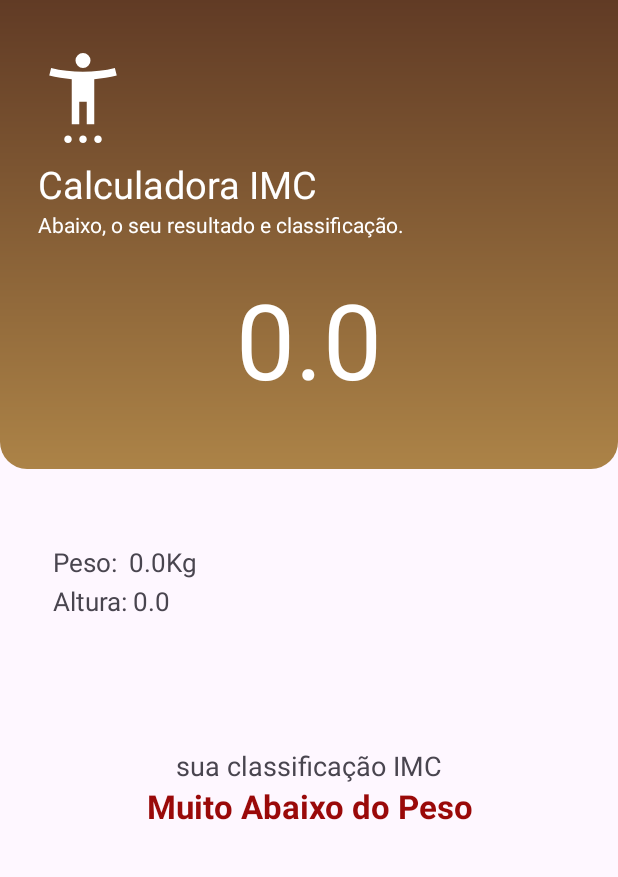
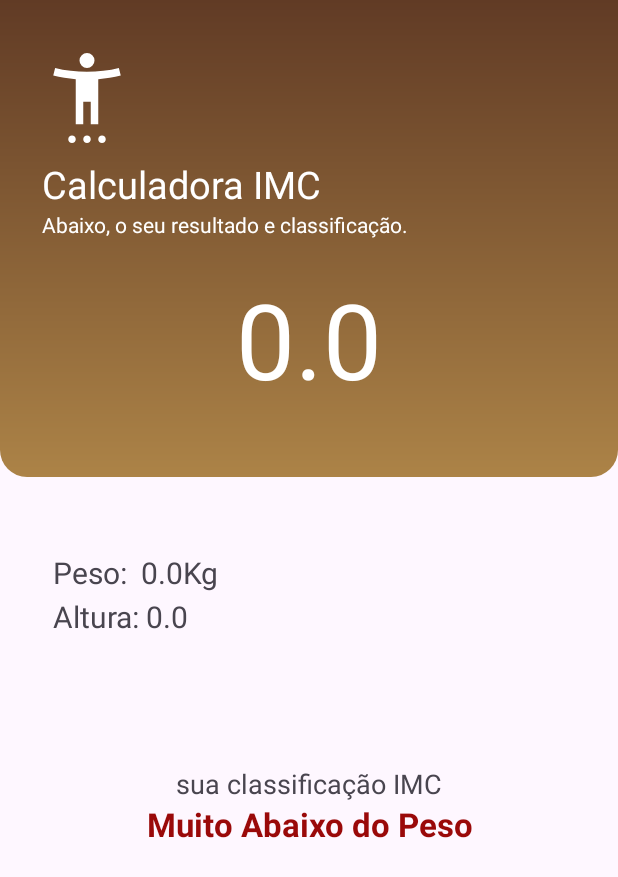
Before and after one commit to maumauriciog/calculadoraIMCv2, an Android app: the ResultActivity screen opened directly, with no data from a screen before it, on a phone screen of 412 x 824 dp. Shown: the top 877 px of the screen. Run offline under Robolectric (Android 15) with nearby library versions, the phone set to English and light mode, and no system bars.

Commit message:
Melhorando a experiência do usuário 2.4

```diff
--- a/app/src/main/res/layout/activity_main.xml
+++ b/app/src/main/res/layout/activity_main.xml
@@ -22,7 +22,7 @@
             android:layout_width="60dp"
             android:layout_height="60dp"
             android:layout_marginTop="38dp"
-            android:layout_marginStart="25dp"
+            android:layout_marginStart="28dp"
             app:tint="@color/white"
             tools:ignore="ContentDescription">
         </ImageView>
@@ -32,7 +32,7 @@
             android:layout_width="wrap_content"
             android:layout_height="wrap_content"
             android:layout_marginTop="10dp"
-            android:layout_marginStart="25dp"
+            android:layout_marginStart="28dp"
             android:textColor="@color/white"
             android:textSize="25dp"
             tools:ignore="HardcodedText,SpUsage">
@@ -43,7 +43,7 @@
             android:layout_width="wrap_content"
             android:layout_height="wrap_content"
             android:textColor="@color/white"
-            android:layout_marginStart="25dp"
+            android:layout_marginStart="28dp"
             android:layout_marginBottom="60dp"
             android:layout_marginEnd="18dp"
             android:textSize="13dp"
--- a/app/src/main/res/layout/activity_result.xml
+++ b/app/src/main/res/layout/activity_result.xml
@@ -20,7 +20,7 @@
             android:layout_width="60dp"
             android:layout_height="60dp"
             android:layout_marginTop="35dp"
-            android:layout_marginStart="25dp"
+            android:layout_marginStart="28dp"
             app:tint="@color/white"
             tools:ignore="ContentDescription">
         </ImageView>
@@ -32,7 +32,7 @@
             android:textSize="25dp"
             android:text="Calculadora IMC"
             android:layout_marginTop="10dp"
-            android:layout_marginStart="25dp"
+            android:layout_marginStart="28dp"
             tools:ignore="HardcodedText,SpUsage" />
 
         <TextView
@@ -41,7 +41,7 @@
             android:layout_width="wrap_content"
             android:layout_height="wrap_content"
             android:textColor="@color/white"
-            android:layout_marginStart="25dp"
+            android:layout_marginStart="28dp"
             android:layout_marginBottom="20dp"
             android:layout_marginEnd="18dp"
             android:textSize="14dp"
@@ -56,7 +56,7 @@
             android:gravity="center"
             android:textSize="70dp"
             android:maxLength="6"
-            android:layout_marginBottom="40dp"
+            android:layout_marginBottom="45dp"
             tools:text="resp calc IMC"
             tools:ignore="SpUsage" />
     </LinearLayout>
@@ -67,14 +67,14 @@
         android:layout_height="wrap_content"
         android:layout_marginStart="35dp"
         android:layout_marginTop="50dp"
-        android:textSize="17sp"
+        android:textSize="20sp"
         tools:text="peso" />
 
     <TextView
         android:id="@+id/vlrAltura"
         android:layout_width="wrap_content"
         android:layout_height="wrap_content"
-        android:textSize="17sp"
+        android:textSize="20sp"
         android:layout_marginTop="2dp"
         android:layout_marginStart="35dp"
         android:layout_marginBottom="35dp"
```
